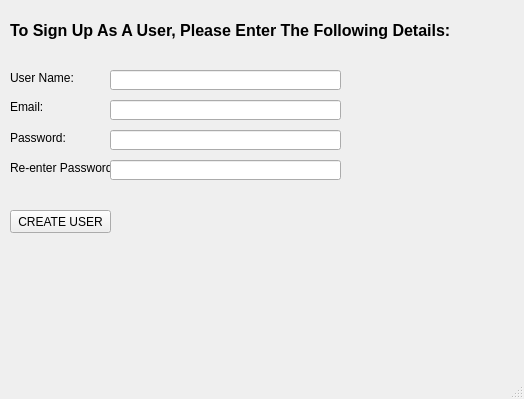
This is UserSignUp.ui in msaadg/NGOConnect as Qt 5 draws it before an edit. The edited form follows.
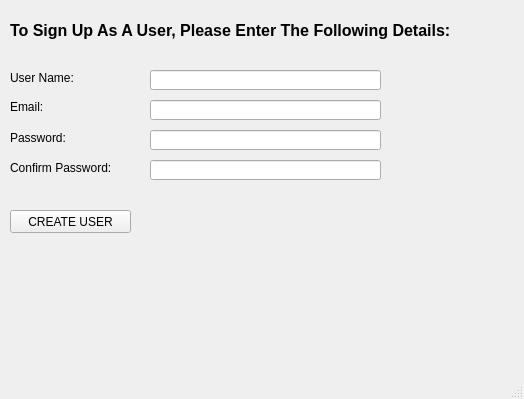
This is the edited form.

Commit message: added ngo name in view project form

What changed in the file:
```diff
--- a/UserSignUp.ui
+++ b/UserSignUp.ui
@@ -78,18 +78,18 @@
      <rect>
       <x>10</x>
       <y>160</y>
-      <width>101</width>
+      <width>121</width>
       <height>16</height>
      </rect>
     </property>
     <property name="text">
-     <string>Re-enter Password:</string>
+     <string>Confirm Password:</string>
     </property>
    </widget>
    <widget class="QLineEdit" name="lineEdit">
     <property name="geometry">
      <rect>
-      <x>110</x>
+      <x>150</x>
       <y>70</y>
       <width>231</width>
       <height>20</height>
@@ -99,7 +99,7 @@
    <widget class="QLineEdit" name="lineEdit_2">
     <property name="geometry">
      <rect>
-      <x>110</x>
+      <x>150</x>
       <y>100</y>
       <width>231</width>
       <height>20</height>
@@ -109,7 +109,7 @@
    <widget class="QLineEdit" name="lineEdit_3">
     <property name="geometry">
      <rect>
-      <x>110</x>
+      <x>150</x>
       <y>130</y>
       <width>231</width>
       <height>20</height>
@@ -119,7 +119,7 @@
    <widget class="QLineEdit" name="lineEdit_4">
     <property name="geometry">
      <rect>
-      <x>110</x>
+      <x>150</x>
       <y>160</y>
       <width>231</width>
       <height>20</height>
@@ -131,7 +131,7 @@
      <rect>
       <x>10</x>
       <y>210</y>
-      <width>101</width>
+      <width>121</width>
       <height>23</height>
      </rect>
     </property>
```
Left out of the diff: 2 changed lines with no effect on the pictures. The commit also changes 7 other files.
